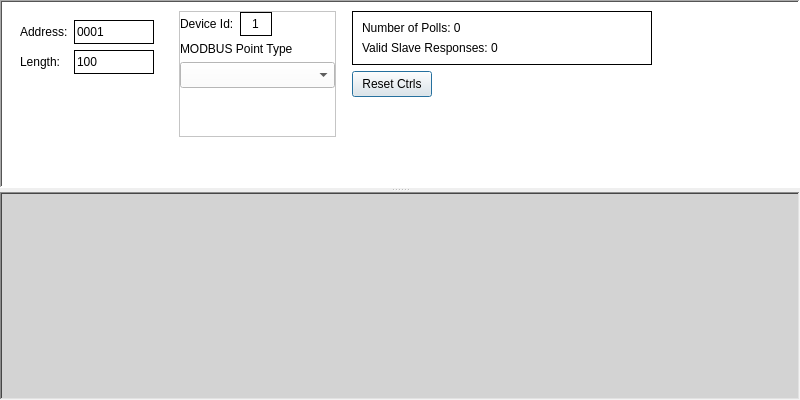
The window that modscan64/formmodsca.ui (sanny32/OpenModScan) describes before a commit, drawn with Qt 5.
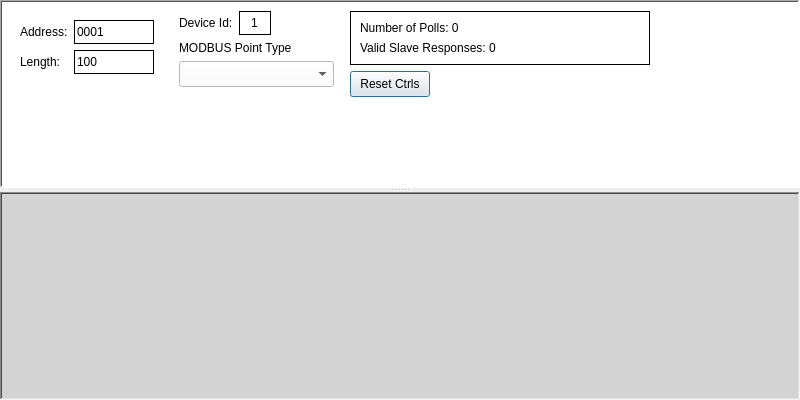
The same window after the commit. Custom widgets are drawn as their Qt base class.

```diff
--- a/modscan64/formmodsca.ui
+++ b/modscan64/formmodsca.ui
@@ -153,10 +153,7 @@
          <item>
           <widget class="QFrame" name="frame_4">
            <property name="frameShape">
-            <enum>QFrame::StyledPanel</enum>
-           </property>
-           <property name="frameShadow">
-            <enum>QFrame::Raised</enum>
+            <enum>QFrame::NoFrame</enum>
            </property>
            <layout class="QVBoxLayout" name="verticalLayout_5">
             <property name="leftMargin">
```
